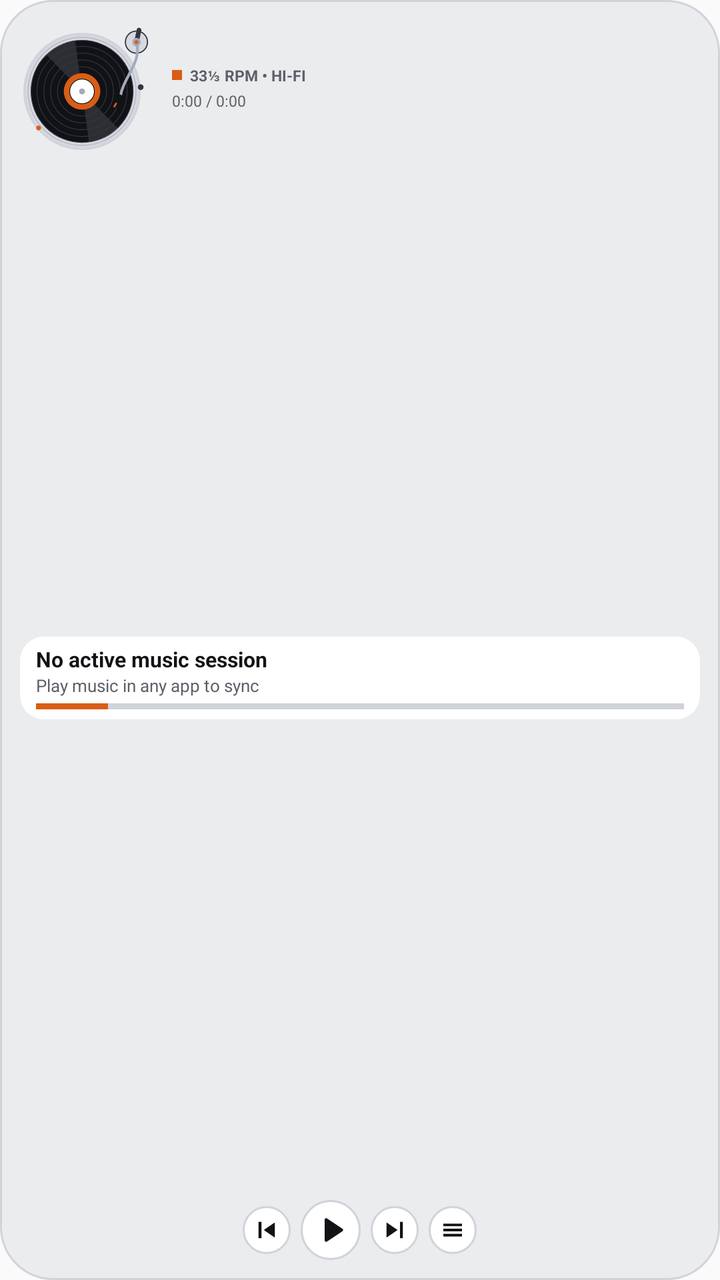
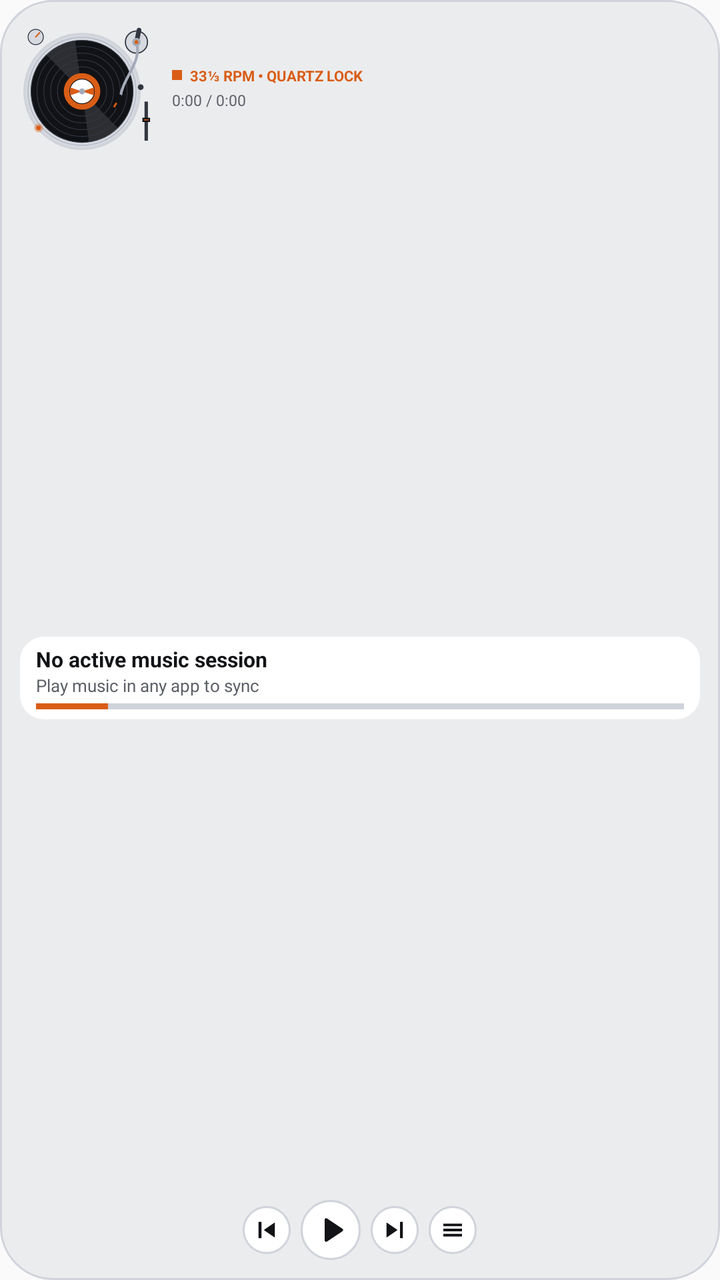

An Android layout rendered at two revisions. The XML below is the earlier revision; the diff shows what the commit changed to produce the second picture.
<!-- AndroidManifest.xml: application theme Theme.OneUiExtraWidgets -->
<!-- res/layout/widget_preview_vinyl.xml -->
<?xml version="1.0" encoding="utf-8"?>
<LinearLayout xmlns:android="http://schemas.android.com/apk/res/android"
    xmlns:tools="http://schemas.android.com/tools"
    android:layout_width="match_parent"
    android:layout_height="match_parent"
    android:background="@drawable/bg_preview_vinyl_plinth"
    android:gravity="center_horizontal"
    android:orientation="vertical"
    android:padding="10dp"
    tools:ignore="UseAppTint">

    
    <LinearLayout
        android:layout_width="match_parent"
        android:layout_height="wrap_content"
        android:gravity="center_vertical"
        android:orientation="horizontal">

        <ImageView
            android:layout_width="68dp"
            android:layout_height="68dp"
            android:contentDescription="@string/widget_music_vinyl_title"
            android:src="@drawable/ic_preview_vinyl_turntable" />

        <LinearLayout
            android:layout_width="0dp"
            android:layout_height="wrap_content"
            android:layout_marginStart="8dp"
            android:layout_weight="1"
            android:orientation="vertical">

            <LinearLayout
                android:layout_width="match_parent"
                android:layout_height="wrap_content"
                android:gravity="center_vertical"
                android:orientation="horizontal">

                <FrameLayout
                    android:layout_width="5dp"
                    android:layout_height="5dp"
                    android:background="@color/oneui_preview_vinyl_accent" />

                <TextView
                    android:layout_width="wrap_content"
                    android:layout_height="wrap_content"
                    android:layout_marginStart="4dp"
                    android:ellipsize="end"
                    android:maxLines="1"
                    android:text="33⅓ RPM • HI-FI"
                    android:textColor="@color/oneui_preview_vinyl_text_secondary"
                    android:textSize="7.5sp"
                    android:textStyle="bold" />
            </LinearLayout>

            <TextView
                android:layout_width="wrap_content"
                android:layout_height="wrap_content"
                android:layout_marginTop="2dp"
                android:text="0:00 / 0:00"
                android:textColor="@color/oneui_preview_vinyl_text_secondary"
                android:textSize="7.5sp" />
        </LinearLayout>
    </LinearLayout>

    <FrameLayout
        android:layout_width="match_parent"
        android:layout_height="0dp"
        android:layout_weight="1" />

    
    <LinearLayout
        android:layout_width="match_parent"
        android:layout_height="wrap_content"
        android:background="@drawable/bg_preview_vinyl_readout"
        android:orientation="vertical"
        android:paddingStart="8dp"
        android:paddingTop="4dp"
        android:paddingEnd="8dp"
        android:paddingBottom="5dp">

        <TextView
            android:layout_width="match_parent"
            android:layout_height="wrap_content"
            android:ellipsize="end"
            android:maxLines="1"
            android:text="@string/music_no_track"
            android:textColor="@color/oneui_preview_vinyl_text_primary"
            android:textSize="10.5sp"
            android:textStyle="bold" />

        <TextView
            android:layout_width="match_parent"
            android:layout_height="wrap_content"
            android:ellipsize="end"
            android:maxLines="1"
            android:text="@string/music_tap_to_play"
            android:textColor="@color/oneui_preview_vinyl_text_secondary"
            android:textSize="8.5sp" />

        <FrameLayout
            android:layout_width="match_parent"
            android:layout_height="3dp"
            android:layout_marginTop="3dp"
            android:background="@color/oneui_preview_vinyl_plinth_stroke">

            <FrameLayout
                android:layout_width="36dp"
                android:layout_height="match_parent"
                android:background="@color/oneui_preview_vinyl_accent" />
        </FrameLayout>
    </LinearLayout>

    <FrameLayout
        android:layout_width="match_parent"
        android:layout_height="0dp"
        android:layout_weight="1" />

    
    <LinearLayout
        android:layout_width="wrap_content"
        android:layout_height="wrap_content"
        android:gravity="center_vertical"
        android:orientation="horizontal">

        <ImageView
            android:layout_width="24dp"
            android:layout_height="24dp"
            android:background="@drawable/bg_preview_vinyl_btn"
            android:contentDescription="@string/widget_music_vinyl_title"
            android:padding="5dp"
            android:src="@drawable/ic_media_prev"
            android:tint="@color/oneui_preview_vinyl_text_primary" />

        <ImageView
            android:layout_width="30dp"
            android:layout_height="30dp"
            android:layout_marginStart="5dp"
            android:background="@drawable/bg_preview_vinyl_btn"
            android:contentDescription="@string/widget_music_vinyl_title"
            android:padding="6dp"
            android:src="@drawable/ic_media_play"
            android:tint="@color/oneui_preview_vinyl_text_primary" />

        <ImageView
            android:layout_width="24dp"
            android:layout_height="24dp"
            android:layout_marginStart="5dp"
            android:background="@drawable/bg_preview_vinyl_btn"
            android:contentDescription="@string/widget_music_vinyl_title"
            android:padding="5dp"
            android:src="@drawable/ic_media_next"
            android:tint="@color/oneui_preview_vinyl_text_primary" />

        <ImageView
            android:layout_width="24dp"
            android:layout_height="24dp"
            android:layout_marginStart="5dp"
            android:background="@drawable/bg_preview_vinyl_btn"
            android:contentDescription="@string/widget_music_vinyl_title"
            android:padding="5dp"
            android:src="@drawable/ic_media_menu"
            android:tint="@color/oneui_preview_vinyl_text_primary" />
    </LinearLayout>
</LinearLayout>
<!-- resources referenced by this layout -->
<resources>
  <color name="oneui_preview_vinyl_accent">#FFD95D16</color>
  <color name="oneui_preview_vinyl_plinth_stroke">#FFD0D3DA</color>
  <color name="oneui_preview_vinyl_text_primary">#FF121316</color>
  <color name="oneui_preview_vinyl_text_secondary">#FF5D6068</color>
  <!-- drawable bg_preview_vinyl_btn (drawable) -->
  <?xml version="1.0" encoding="utf-8"?>
  <shape xmlns:android="http://schemas.android.com/apk/res/android"
      android:shape="oval">
      <solid android:color="@color/oneui_preview_vinyl_readout_bg" />
      <stroke
          android:width="1dp"
          android:color="@color/oneui_preview_vinyl_plinth_stroke" />
  </shape>
  <!-- drawable bg_preview_vinyl_plinth (drawable) -->
  <?xml version="1.0" encoding="utf-8"?>
  <shape xmlns:android="http://schemas.android.com/apk/res/android"
      android:shape="rectangle">
      <solid android:color="@color/oneui_preview_vinyl_plinth" />
      <stroke
          android:width="1dp"
          android:color="@color/oneui_preview_vinyl_plinth_stroke" />
      <corners android:radius="26dp" />
  </shape>
  <!-- drawable bg_preview_vinyl_readout (drawable) -->
  <?xml version="1.0" encoding="utf-8"?>
  <shape xmlns:android="http://schemas.android.com/apk/res/android"
      android:shape="rectangle">
      <solid android:color="@color/oneui_preview_vinyl_readout_bg" />
      <corners android:radius="12dp" />
  </shape>
  <!-- drawable ic_media_menu (drawable) -->
  <?xml version="1.0" encoding="utf-8"?>
  <vector xmlns:android="http://schemas.android.com/apk/res/android"
      android:width="24dp"
      android:height="24dp"
      android:viewportWidth="24"
      android:viewportHeight="24">
      <path
          android:fillColor="@color/oneui_preview_discman_btn_text"
          android:pathData="M4,6.5h16v2.2H4zM4,10.9h16v2.2H4zM4,15.3h16v2.2H4z" />
  </vector>
  <!-- drawable ic_media_next (drawable) -->
  <?xml version="1.0" encoding="utf-8"?>
  <vector xmlns:android="http://schemas.android.com/apk/res/android"
      android:width="24dp"
      android:height="24dp"
      android:viewportWidth="24"
      android:viewportHeight="24">
      <path
          android:fillColor="@color/oneui_preview_mp3_silver_text"
          android:pathData="M16.5,5H19v14h-2.5zM5,18.5L14.5,12 5,5.5z" />
  </vector>
  <!-- drawable ic_media_play (drawable) -->
  <?xml version="1.0" encoding="utf-8"?>
  <vector xmlns:android="http://schemas.android.com/apk/res/android"
      android:width="24dp"
      android:height="24dp"
      android:viewportWidth="24"
      android:viewportHeight="24">
      <path
          android:fillColor="@color/oneui_preview_mp3_silver_text"
          android:pathData="M8,5.14v13.72a1,1 0,0 0,1.53 0.85l10.29,-6.86a1,1 0,0 0,0 -1.7L9.53,4.29A1,1 0,0 0,8 5.14z" />
  </vector>
  <!-- drawable ic_media_prev (drawable) -->
  <?xml version="1.0" encoding="utf-8"?>
  <vector xmlns:android="http://schemas.android.com/apk/res/android"
      android:width="24dp"
      android:height="24dp"
      android:viewportWidth="24"
      android:viewportHeight="24">
      <path
          android:fillColor="@color/oneui_preview_mp3_silver_text"
          android:pathData="M5,5h2.5v14H5zM9.5,12l9.5,6.5V5.5z" />
  </vector>
  <!-- drawable ic_preview_vinyl_turntable: vector/xml drawable (drawable, 3817 chars, omitted) -->
  <string name="music_no_track">No active music session</string>
  <string name="music_tap_to_play">Play music in any app to sync</string>
  <string name="widget_music_vinyl_title">Retro Music: Vinyl Turntable</string>
  <style name="Theme.OneUiExtraWidgets" parent="Theme.AppCompat.DayNight.NoActionBar">
          <item name="android:statusBarColor">@android:color/transparent</item>
          <item name="android:navigationBarColor">@android:color/transparent</item>
      </style>
  <color name="oneui_preview_vinyl_readout_bg">#FFFFFFFF</color>
  <color name="oneui_preview_vinyl_plinth">#FFEBECEE</color>
  <color name="oneui_preview_discman_btn_text">#FF121316</color>
  <color name="oneui_preview_mp3_silver_text">#FF232854</color>
</resources>

<!-- the commit's change to res/layout/widget_preview_vinyl.xml (unified diff, before → after) -->
@@ -46,9 +46,9 @@
                     android:layout_marginStart="4dp"
                     android:ellipsize="end"
                     android:maxLines="1"
-                    android:text="33⅓ RPM • HI-FI"
-                    android:textColor="@color/oneui_preview_vinyl_text_secondary"
-                    android:textSize="7.5sp"
+                    android:text="33⅓ RPM • QUARTZ LOCK"
+                    android:textColor="@color/oneui_preview_vinyl_accent"
+                    android:textSize="7.2sp"
                     android:textStyle="bold" />
             </LinearLayout>
 
<!-- resource entries referenced after the edit -->
@@ -74,7 +74,7 @@
           android:fillColor="@color/oneui_preview_mp3_silver_text"
           android:pathData="M5,5h2.5v14H5zM9.5,12l9.5,6.5V5.5z" />
   </vector>
-  <!-- drawable ic_preview_vinyl_turntable: vector/xml drawable (drawable, 3817 chars, omitted) -->
+  <!-- drawable ic_preview_vinyl_turntable: vector/xml drawable (drawable, 5066 chars, omitted) -->
   <string name="music_no_track">No active music session</string>
   <string name="music_tap_to_play">Play music in any app to sync</string>
   <string name="widget_music_vinyl_title">Retro Music: Vinyl Turntable</string>
